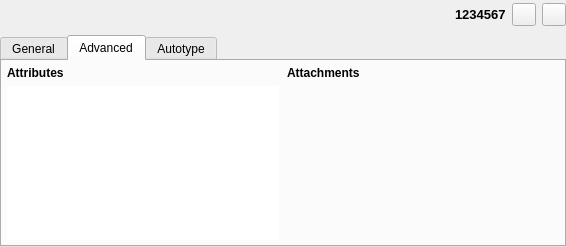
Before: the Qt Designer form src/gui/EntryPreviewWidget.ui in keepassxreboot/keepassxc, drawn with Qt 5.
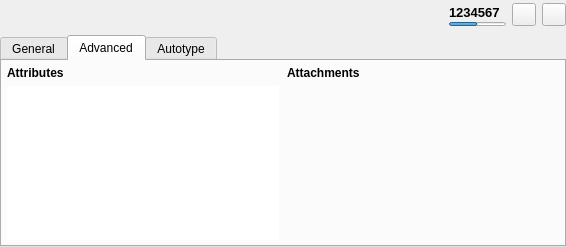
After: the same form once the commit is applied. Custom widgets are drawn as their Qt base class.

Commit message:
Add countdown progress bar to TOTP preview
* Close #6556

What changed in the file:
```diff
--- a/src/gui/EntryPreviewWidget.ui
+++ b/src/gui/EntryPreviewWidget.ui
@@ -46,7 +46,7 @@
         <number>0</number>
        </property>
        <item>
-        <layout class="QHBoxLayout" name="entryHorizontalLayout" stretch="0,0,0,0">
+        <layout class="QHBoxLayout" name="entryHorizontalLayout" stretch="1,0,0,0">
          <property name="sizeConstraint">
           <enum>QLayout::SetDefaultConstraint</enum>
          </property>
@@ -104,6 +104,11 @@
           </layout>
          </item>
          <item>
+          <layout class="QVBoxLayout" name="verticalLayout">
+           <property name="spacing">
+            <number>0</number>
+           </property>
+           <item>
           <widget class="QLabel" name="entryTotpLabel">
            <property name="font">
             <font>
@@ -115,7 +120,28 @@
            <property name="text">
             <string notr="true">1234567</string>
            </property>
-          </widget>
+             <property name="textInteractionFlags">
+              <set>Qt::LinksAccessibleByMouse|Qt::TextSelectableByKeyboard|Qt::TextSelectableByMouse</set>
+             </property>
+            </widget>
+           </item>
+           <item>
+            <widget class="QProgressBar" name="entryTotpProgress">
+             <property name="maximumSize">
+              <size>
+               <width>57</width>
+               <height>4</height>
+              </size>
+             </property>
+             <property name="value">
+              <number>50</number>
+             </property>
+             <property name="textVisible">
+              <bool>false</bool>
+             </property>
+            </widget>
+           </item>
+          </layout>
          </item>
          <item>
           <widget class="QToolButton" name="entryTotpButton">
```
Lines whose indentation alone changed are shown as unchanged. The commit also changes 1 other file.
